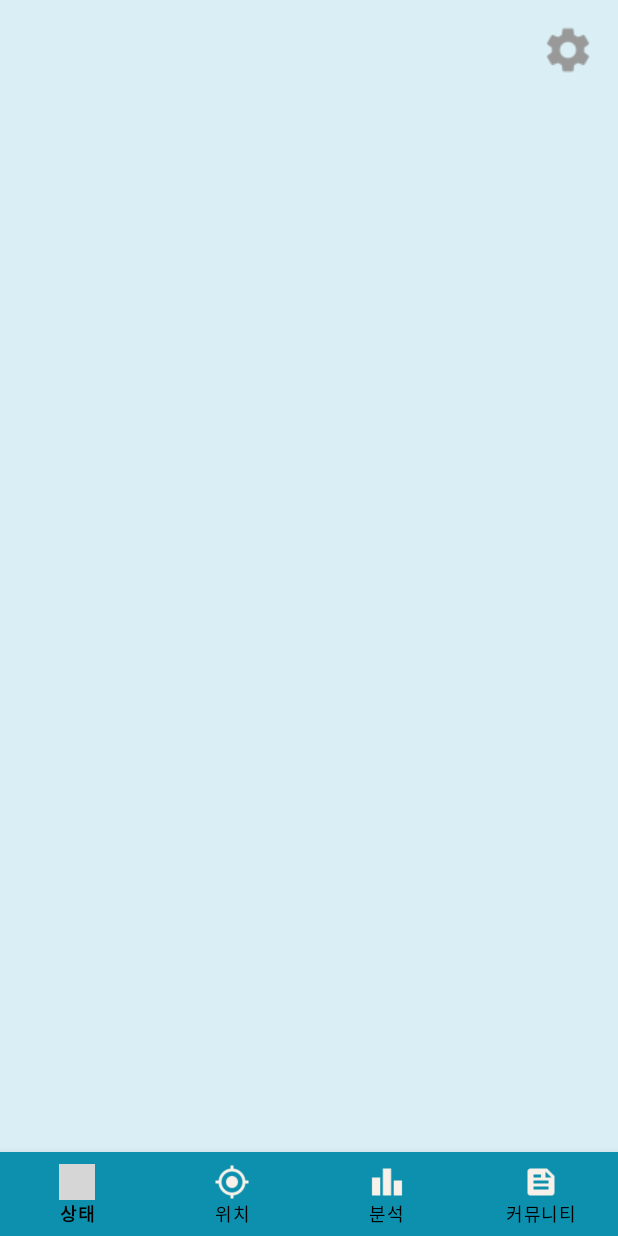
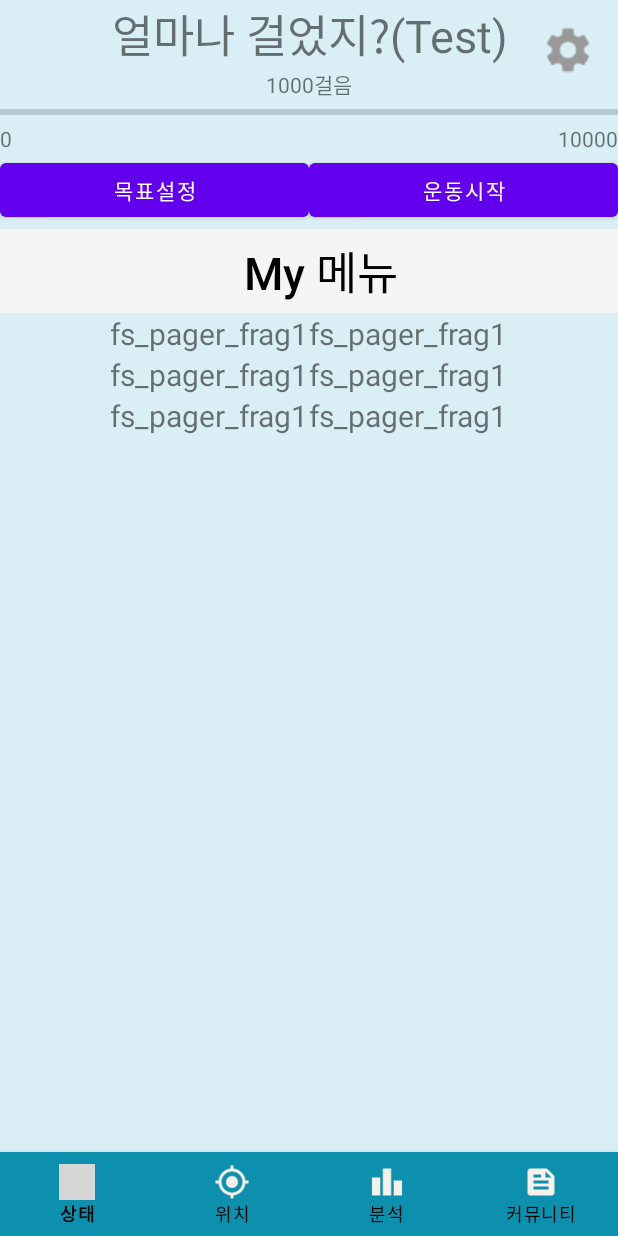
Before and after one commit to musichead99/GFW1, an Android app: the fragment FS placed in its activity, on a phone screen of 412 x 824 dp. Run offline under Robolectric (Android 15) with nearby library versions, the light colour scheme and no system bars; grey boxes are pictures that could not be loaded.

Commit message:
상태탭 1차 commit 2021-08-17작업 내용

```diff
--- a/2021_2_front/210811_CapstoneDesign/app/src/main/java/com/example/capstonedesign/Home.java
+++ b/2021_2_front/210811_CapstoneDesign/app/src/main/java/com/example/capstonedesign/Home.java
@@ -34,6 +34,9 @@ public class Home extends AppCompatActivity {
         fl = new FL();
         fs = new FS();
 
+        // Home 입장시 첫 화면 배치.
+        getSupportFragmentManager().beginTransaction().replace(R.id.container,fa).commit();
+
         BottomNavigationView bottomNavigation = findViewById(R.id.bottom_menu);
 
         bottomNavigation.setOnNavigationItemSelectedListener(new BottomNavigationView.OnNavigationItemSelectedListener() {
--- a/2021_2_front/210811_CapstoneDesign/app/src/main/java/com/example/capstonedesign/home_fragments/FA.java
+++ b/2021_2_front/210811_CapstoneDesign/app/src/main/java/com/example/capstonedesign/home_fragments/FA.java
@@ -4,6 +4,7 @@ import android.os.Bundle;
 import android.view.LayoutInflater;
 import android.view.View;
 import android.view.ViewGroup;
+import android.widget.Toast;
 
 import androidx.fragment.app.Fragment;
 
@@ -62,4 +63,5 @@ public class FA extends Fragment {
 
         return rootView;
     }
+
 }
--- a/2021_2_front/210811_CapstoneDesign/app/src/main/java/com/example/capstonedesign/home_fragments/FS.java
+++ b/2021_2_front/210811_CapstoneDesign/app/src/main/java/com/example/capstonedesign/home_fragments/FS.java
@@ -10,8 +10,14 @@ import androidx.fragment.app.Fragment;
 import com.example.capstonedesign.R;
 
 public class FS extends Fragment {
+    FS_frag1 fs_frag1;
 
     public View onCreateView(LayoutInflater inflater,ViewGroup container, Bundle savedInstanceState) {
+
+        fs_frag1 = new FS_frag1();
+
+        getChildFragmentManager().beginTransaction().replace(R.id.container,fs_frag1).commit();
+
         return inflater.inflate(R.layout.fs,container,false);
     }
 }
--- /dev/null
+++ b/2021_2_front/210811_CapstoneDesign/app/src/main/java/com/example/capstonedesign/home_fragments/FS_frag1.java
@@ -0,0 +1,92 @@
+package com.example.capstonedesign.home_fragments;
+
+import android.os.Bundle;
+import android.util.Log;
+import android.view.LayoutInflater;
+import android.view.Menu;
+import android.view.MenuInflater;
+import android.view.MenuItem;
+import android.view.View;
+import android.view.ViewGroup;
+import android.widget.Toast;
+
+import androidx.appcompat.app.ActionBar;
+import androidx.appcompat.widget.Toolbar;
+import androidx.fragment.app.Fragment;
+import androidx.fragment.app.FragmentActivity;
+import androidx.viewpager2.adapter.FragmentStateAdapter;
+import androidx.viewpager2.widget.ViewPager2;
+
+import com.example.capstonedesign.Home;
+import com.example.capstonedesign.R;
+
+import java.util.ArrayList;
+
+public class FS_frag1 extends Fragment {
+    //My 메뉴를 위한 ViewPager2
+    ViewPager2 pager;
+
+    @Override
+    public View onCreateView(LayoutInflater inflater,ViewGroup container,Bundle savedInstanceState) {
+        ViewGroup rootView = (ViewGroup)inflater.inflate(R.layout.fs_frag1,container,false);
+
+        // 이 Fragment는 optionMenu를 가지고 있음을 알림.
+        setHasOptionsMenu(true);
+
+        pager = rootView.findViewById(R.id.fs_pager);
+        pager.setOffscreenPageLimit(3);// 우선 테스트를 위해 3으로 생성.
+
+        MyPagerAdapter adapter = new MyPagerAdapter(getActivity());
+
+        FS_pager_frag1 page1 = new FS_pager_frag1();
+        adapter.addItem(page1);
+
+        FS_pager_frag2 page2 = new FS_pager_frag2();
+        adapter.addItem(page2);
+
+        FS_pager_frag3 page3 = new FS_pager_frag3();
+        adapter.addItem(page3);
+
+        pager.setAdapter(adapter);
+
+        return rootView;
+    }
+
+    @Override
+    public void onCreateOptionsMenu(Menu menu,MenuInflater inflater) {
+        super.onCreateOptionsMenu(menu,inflater);
+        inflater.inflate(R.menu.fs_frag1_menu, menu);
+        menu.clear();
+        Log.d("onCreateOptionMenu","호출됨");
+    }
+
+    @Override
+    public boolean onOptionsItemSelected(MenuItem item) {
+        // 기능을 추가해 줘야함.
+        // 선택시 선택형 박스창이 나와서 선택하고 그대로 메뉴를 추가해주는 형식.
+        Toast.makeText(getActivity(),"옵션 선택됨",Toast.LENGTH_LONG);
+        return super.onOptionsItemSelected(item);
+    }
+
+    class MyPagerAdapter extends FragmentStateAdapter {
+        ArrayList<Fragment> items = new ArrayList<Fragment>();
+
+        public MyPagerAdapter(FragmentActivity fm){
+            super(fm);
+        }
+
+        public void addItem(Fragment item){
+            items.add(item);
+        }
+
+
+        public Fragment createFragment(int position) {
+            return items.get(position);
+        }
+
+        @Override
+        public int getItemCount() {
+            return items.size();
+        }
+    }
+}
--- /dev/null
+++ b/2021_2_front/210811_CapstoneDesign/app/src/main/java/com/example/capstonedesign/home_fragments/FS_pager_frag1.java
@@ -0,0 +1,18 @@
+package com.example.capstonedesign.home_fragments;
+
+import android.os.Bundle;
+import android.view.LayoutInflater;
+import android.view.View;
+import android.view.ViewGroup;
+
+import androidx.fragment.app.Fragment;
+
+import com.example.capstonedesign.R;
+
+public class FS_pager_frag1 extends Fragment {
+
+    @Override
+    public View onCreateView(LayoutInflater inflater,ViewGroup container,Bundle savedInstanceState) {
+        return inflater.inflate(R.layout.fs_pager_frag1,container,false);
+    }
+}
--- /dev/null
+++ b/2021_2_front/210811_CapstoneDesign/app/src/main/java/com/example/capstonedesign/home_fragments/FS_pager_frag2.java
@@ -0,0 +1,20 @@
+package com.example.capstonedesign.home_fragments;
+
+import android.os.Bundle;
+import android.view.LayoutInflater;
+import android.view.View;
+import android.view.ViewGroup;
+
+import androidx.annotation.NonNull;
+import androidx.annotation.Nullable;
+import androidx.fragment.app.Fragment;
+
+import com.example.capstonedesign.R;
+
+public class FS_pager_frag2 extends Fragment {
+
+    @Override
+    public View onCreateView(LayoutInflater inflater,ViewGroup container,Bundle savedInstanceState) {
+        return inflater.inflate(R.layout.fs_pager_frag2,container,false);
+    }
+}
--- /dev/null
+++ b/2021_2_front/210811_CapstoneDesign/app/src/main/java/com/example/capstonedesign/home_fragments/FS_pager_frag3.java
@@ -0,0 +1,18 @@
+package com.example.capstonedesign.home_fragments;
+
+import android.os.Bundle;
+import android.view.LayoutInflater;
+import android.view.View;
+import android.view.ViewGroup;
+
+import androidx.fragment.app.Fragment;
+
+import com.example.capstonedesign.R;
+
+public class FS_pager_frag3 extends Fragment {
+
+    @Override
+    public View onCreateView(LayoutInflater inflater,ViewGroup container,Bundle savedInstanceState) {
+        return inflater.inflate(R.layout.fs_pager_frag3,container,false);
+    }
+}
--- a/2021_2_front/210811_CapstoneDesign/app/src/main/res/layout/fs.xml
+++ b/2021_2_front/210811_CapstoneDesign/app/src/main/res/layout/fs.xml
@@ -1,6 +1,74 @@
 <?xml version="1.0" encoding="utf-8"?>
-<androidx.constraintlayout.widget.ConstraintLayout xmlns:android="http://schemas.android.com/apk/res/android"
+<LinearLayout xmlns:android="http://schemas.android.com/apk/res/android"
     android:layout_width="match_parent"
-    android:layout_height="match_parent">
+    android:layout_height="match_parent"
+    android:orientation="vertical">
 
-</androidx.constraintlayout.widget.ConstraintLayout>
+    <TextView
+        android:id="@+id/textView4"
+        android:layout_width="match_parent"
+        android:layout_height="wrap_content"
+        android:gravity="center"
+        android:text="얼마나 걸었지?(Test)"
+        android:textSize="30sp" />
+
+    <TextView
+        android:id="@+id/textView5"
+        android:layout_width="match_parent"
+        android:layout_height="wrap_content"
+        android:gravity="center"
+        android:text="1000걸음" />
+
+    <ProgressBar
+        android:id="@+id/progressBar2"
+        style="?android:attr/progressBarStyleHorizontal"
+        android:layout_width="match_parent"
+        android:layout_height="wrap_content" />
+
+    <LinearLayout
+        android:layout_width="match_parent"
+        android:layout_height="20dp"
+        android:orientation="horizontal">
+
+        <TextView
+            android:id="@+id/textView6"
+            android:layout_width="wrap_content"
+            android:layout_height="wrap_content"
+            android:layout_weight="1"
+            android:text="0" />
+
+        <TextView
+            android:id="@+id/textView7"
+            android:layout_width="wrap_content"
+            android:layout_height="wrap_content"
+            android:layout_weight="1"
+            android:gravity="right"
+            android:text="10000" />
+    </LinearLayout>
+
+    <LinearLayout
+        android:layout_width="match_parent"
+        android:layout_height="50dp"
+        android:orientation="horizontal">
+
+        <Button
+            android:id="@+id/button"
+            android:layout_width="wrap_content"
+            android:layout_height="wrap_content"
+            android:layout_weight="1"
+            android:text="목표설정" />
+
+        <Button
+            android:id="@+id/button2"
+            android:layout_width="wrap_content"
+            android:layout_height="wrap_content"
+            android:layout_weight="1"
+            android:text="운동시작" />
+    </LinearLayout>
+
+    <FrameLayout
+        android:id="@+id/container"
+        android:layout_width="match_parent"
+        android:layout_height="match_parent" />
+
+</LinearLayout>
--- /dev/null
+++ b/2021_2_front/210811_CapstoneDesign/app/src/main/res/layout/fs_frag1.xml
@@ -0,0 +1,40 @@
+<?xml version="1.0" encoding="utf-8"?>
+<RelativeLayout xmlns:android="http://schemas.android.com/apk/res/android"
+    android:layout_width="match_parent"
+    android:layout_height="match_parent">
+
+    <androidx.coordinatorlayout.widget.CoordinatorLayout
+        android:id="@+id/coordinator"
+        android:layout_width="match_parent"
+        android:layout_height="wrap_content">
+        <com.google.android.material.appbar.AppBarLayout
+            android:layout_width="match_parent"
+            android:layout_height="wrap_content"
+            android:theme = "@style/Theme.AppCompat.Light">
+            <androidx.appcompat.widget.Toolbar
+                android:id="@+id/fs_toolbar"
+                android:layout_width="match_parent"
+                android:layout_height="wrap_content">
+
+                <!--text관련 상세는 변경이 필요함.-->
+                <TextView
+                    android:id="@+id/fs_toolbar_title"
+                    android:layout_width="match_parent"
+                    android:layout_height="wrap_content"
+                    android:gravity="center"
+                    android:text="My 메뉴"
+                    android:textAppearance="@style/TextAppearance.AppCompat.Title"
+                    android:textColor="@color/black"
+                    android:textSize="30sp" />
+
+            </androidx.appcompat.widget.Toolbar>
+
+        </com.google.android.material.appbar.AppBarLayout>
+    </androidx.coordinatorlayout.widget.CoordinatorLayout>
+
+    <androidx.viewpager2.widget.ViewPager2
+        android:id="@+id/fs_pager"
+        android:layout_below="@id/coordinator"
+        android:layout_width="match_parent"
+        android:layout_height="match_parent" />
+</RelativeLayout>
--- /dev/null
+++ b/2021_2_front/210811_CapstoneDesign/app/src/main/res/layout/fs_pager_frag1.xml
@@ -0,0 +1,68 @@
+<?xml version="1.0" encoding="utf-8"?>
+<TableLayout xmlns:android="http://schemas.android.com/apk/res/android"
+    android:layout_width="match_parent"
+    android:layout_height="match_parent"
+    android:orientation="vertical">
+
+    <TableRow
+        android:layout_width="match_parent"
+        android:layout_height="match_parent"
+        android:gravity="center">
+
+        <TextView
+            android:id="@+id/textView14"
+            android:layout_width="match_parent"
+            android:layout_height="wrap_content"
+            android:text="fs_pager_frag1"
+            android:textSize="20sp" />
+
+        <TextView
+            android:id="@+id/textView13"
+            android:layout_width="match_parent"
+            android:layout_height="wrap_content"
+            android:text="fs_pager_frag1"
+            android:textSize="20sp" />
+
+    </TableRow>
+
+    <TableRow
+        android:layout_width="match_parent"
+        android:layout_height="match_parent"
+        android:gravity="center">
+
+        <TextView
+            android:id="@+id/textView16"
+            android:layout_width="match_parent"
+            android:layout_height="wrap_content"
+            android:text="fs_pager_frag1"
+            android:textSize="20sp" />
+
+        <TextView
+            android:id="@+id/textView15"
+            android:layout_width="match_parent"
+            android:layout_height="wrap_content"
+            android:text="fs_pager_frag1"
+            android:textSize="20sp" />
+    </TableRow>
+
+    <TableRow
+        android:layout_width="match_parent"
+        android:layout_height="match_parent"
+        android:gravity="center">
+
+        <TextView
+            android:id="@+id/textView18"
+            android:layout_width="match_parent"
+            android:layout_height="wrap_content"
+            android:text="fs_pager_frag1"
+            android:textSize="20sp" />
+
+        <TextView
+            android:id="@+id/textView17"
+            android:layout_width="match_parent"
+            android:layout_height="wrap_content"
+            android:text="fs_pager_frag1"
+            android:textSize="20sp" />
+    </TableRow>
+
+</TableLayout>
--- /dev/null
+++ b/2021_2_front/210811_CapstoneDesign/app/src/main/res/layout/fs_pager_frag2.xml
@@ -0,0 +1,14 @@
+<?xml version="1.0" encoding="utf-8"?>
+<LinearLayout xmlns:android="http://schemas.android.com/apk/res/android"
+    android:layout_width="match_parent"
+    android:layout_height="match_parent"
+    android:orientation="vertical" >
+
+    <TextView
+        android:id="@+id/textView9"
+        android:layout_width="match_parent"
+        android:layout_height="wrap_content"
+        android:text="fs_pager_frag2"
+        android:textColor="#BDAF2D"
+        android:textSize="30sp" />
+</LinearLayout>
--- /dev/null
+++ b/2021_2_front/210811_CapstoneDesign/app/src/main/res/layout/fs_pager_frag3.xml
@@ -0,0 +1,14 @@
+<?xml version="1.0" encoding="utf-8"?>
+<LinearLayout xmlns:android="http://schemas.android.com/apk/res/android"
+    android:layout_width="match_parent"
+    android:layout_height="match_parent"
+    android:orientation="vertical" >
+
+    <TextView
+        android:id="@+id/textView9"
+        android:layout_width="match_parent"
+        android:layout_height="wrap_content"
+        android:text="fs_pager_frag3"
+        android:textColor="#FF5454"
+        android:textSize="30sp" />
+</LinearLayout>
--- /dev/null
+++ b/2021_2_front/210811_CapstoneDesign/app/src/main/res/menu/fs_frag1_menu.xml
@@ -0,0 +1,9 @@
+<?xml version="1.0" encoding="utf-8"?>
+<menu xmlns:android="http://schemas.android.com/apk/res/android"
+    xmlns:app="http://schemas.android.com/apk/res-auto">
+    <item
+        android:id="@+id/action_settings"
+        android:icon="@android:drawable/ic_menu_save"
+        android:title="My 메뉴 편집"
+        app:showAsAction="always" />
+</menu>
```
